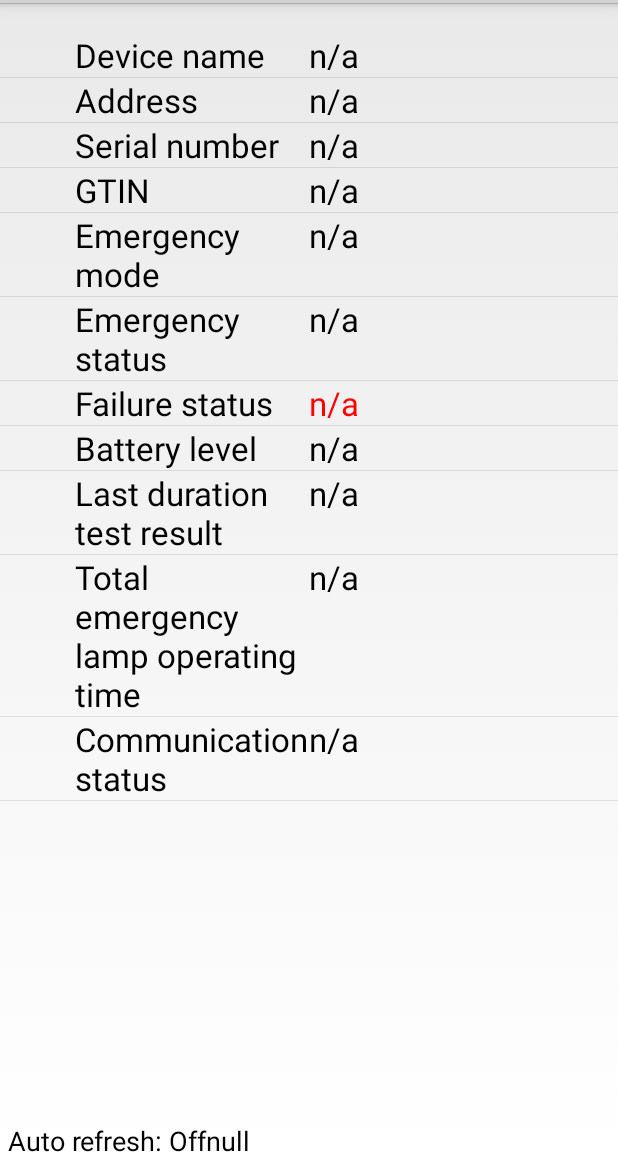
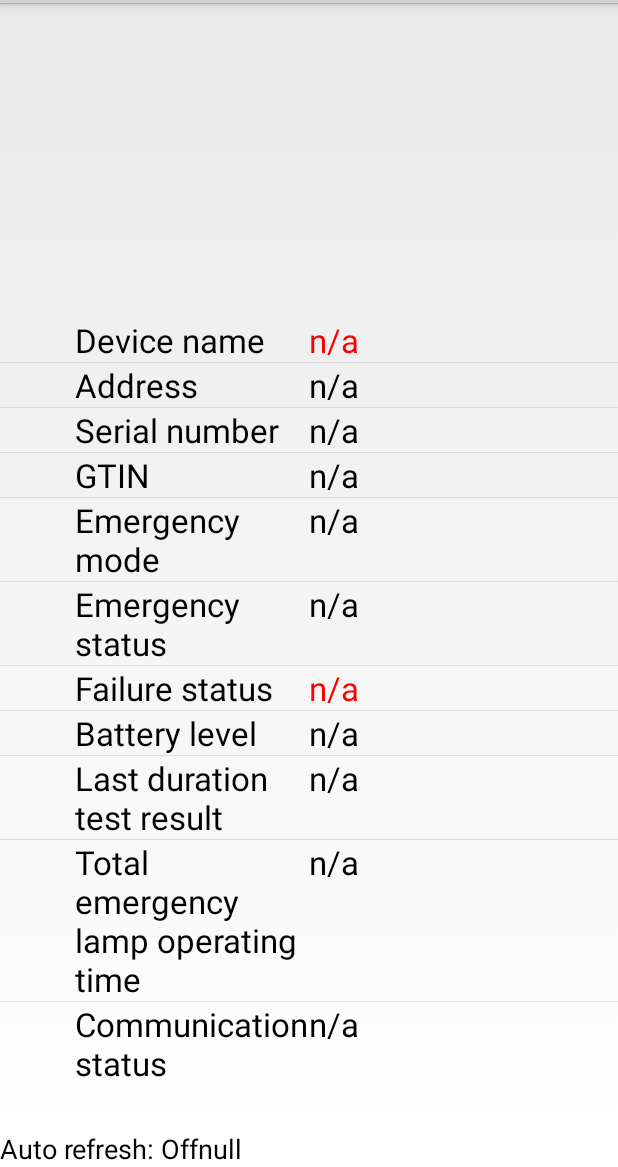
Before and after one commit to weiyuanzhu/TcpSocketTest, an Android app: the fragment DeviceInfoFragment shown on its own in the app's theme, on a phone screen of 412 x 824 dp, the part 69-1236 px from its top. Run offline under Robolectric (Android 15) with nearby library versions, the phone set to English and light mode, and no system bars; 12 statements that could not run were skipped.

Commit message:
update:
add scroll bar for deviceInfoList and rearrange layout

```diff
--- a/app/src/main/res/layout/fragment_device_info.xml
+++ b/app/src/main/res/layout/fragment_device_info.xml
@@ -23,24 +23,31 @@
         <ListView
             android:id="@+id/android:list"
             android:layout_width="match_parent"
-        android:layout_height="match_parent"
+            android:layout_height="wrap_content"
+            android:layout_above="@+id/deviceList_stamp_textView"
             android:layout_below="@+id/fragment_device_info_name"
-        android:layout_marginTop="20dip"
-        android:layout_centerHorizontal="true" >
+            android:layout_marginTop="30dip"
+            android:layout_marginBottom="30dip"
+            android:layout_centerHorizontal="true"
+            android:scrollbars="vertical">
 
         </ListView>
-
-    </RelativeLayout>
-
-
 
         <TextView
             android:id="@+id/deviceList_stamp_textView"
             android:layout_width="wrap_content"
             android:layout_height="wrap_content"
             android:layout_gravity="bottom|left"
-        android:layout_margin="5dip"
             android:text="Medium Text"
-        android:textAppearance="?android:attr/textAppearanceMedium" />
+            android:textAppearance="?android:attr/textAppearanceMedium"
+            android:layout_alignParentBottom="true"
+            android:layout_toRightOf="@+id/fragment_device_info_name"
+            android:layout_toEndOf="@+id/fragment_device_info_name" />
+
+    </RelativeLayout>
+
+
+
+
 
 </FrameLayout>
```
Lines whose indentation alone changed are shown as unchanged.
